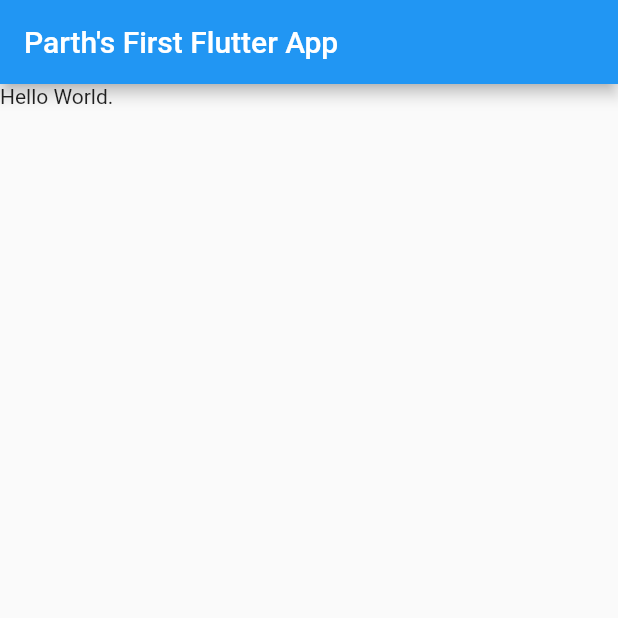
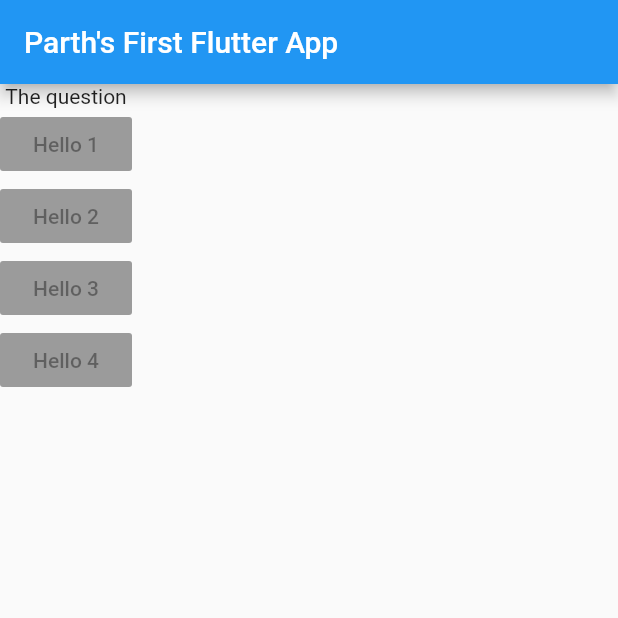
Before and after one commit to psrth/intro-to-flutter, a Flutter app: the screen it shows after launch, on a phone screen of 412 x 824 dp, the top half of it. Run offline on Flutter 3.47's test engine with Material 2 defaults, Android fonts, the phone set to English and light mode, and no system bars.

Commit message:
body widget with text and button column

```diff
--- a/lib/main.dart
+++ b/lib/main.dart
@@ -11,14 +11,42 @@ void main() {
 
 // default class MyApp
 class MyApp extends StatelessWidget {
+  // creating a stateless widget and building w constructor
   @override
   Widget build(BuildContext context) {
+    // build widget returns a material app consisting of other widgets:
     return MaterialApp(
+      // the home widget consists of a visual scaffold widget for material
+      // design widgets
       home: Scaffold(
+        // standard app bar widget
         appBar: AppBar(
           title: Text("Parth's First Flutter App"),
         ),
-        body: Text("Hello World."),
+
+        // a body widget with a vertical column
+        body: Column(
+          // the children of the column are a list
+          children: <Widget>[
+            Text('The question'),
+            RaisedButton(
+              child: Text('Hello 1'),
+              onPressed: null,
+            ),
+            RaisedButton(
+              child: Text('Hello 2'),
+              onPressed: null,
+            ),
+            RaisedButton(
+              child: Text('Hello 3'),
+              onPressed: null,
+            ),
+            RaisedButton(
+              child: Text('Hello 4'),
+              onPressed: null,
+            ),
+          ],
+        ),
       ),
     );
   }
```
